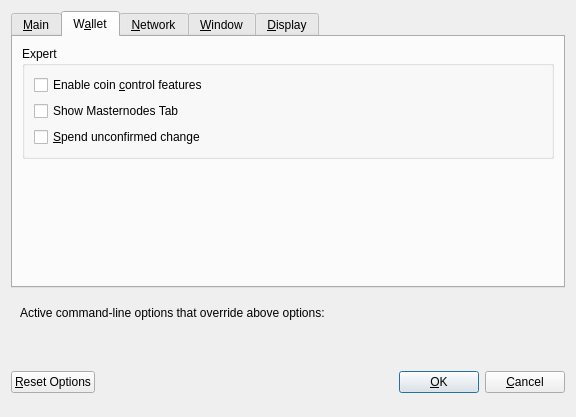
Qt form src/qt/forms/optionsdialog.ui (BareCrypto/bare-core) before a commit.
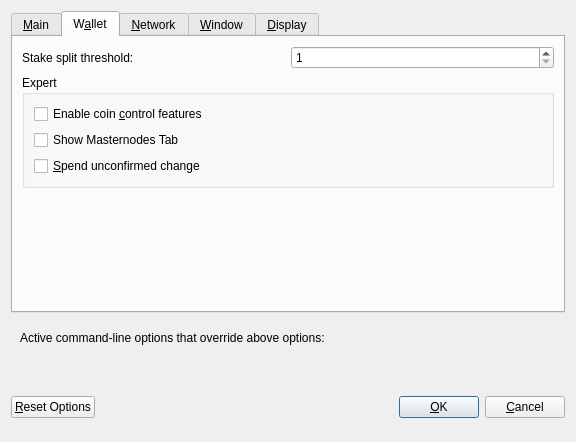
The same form after that commit. The open tabs and pages were chosen to show the change. Custom widgets are drawn as their Qt base class.

What changed in the file:
```diff
--- a/src/qt/forms/optionsdialog.ui
+++ b/src/qt/forms/optionsdialog.ui
@@ -7,7 +7,7 @@
     <x>0</x>
     <y>0</y>
     <width>576</width>
-    <height>417</height>
+    <height>442</height>
    </rect>
   </property>
   <property name="windowTitle">
@@ -137,6 +137,27 @@
        <string>W&amp;allet</string>
       </attribute>
       <layout class="QVBoxLayout" name="verticalLayout_Wallet">
+       <item>
+        <layout class="QHBoxLayout" name="horizontalLayout_2_Wallet">
+         <item>
+          <widget class="QLabel" name="labelStakeSplitThresholdText">
+           <property name="text">
+            <string>Stake split threshold:</string>
+           </property>
+          </widget>
+         </item>
+         <item>
+          <widget class="QSpinBox" name="spinBoxStakeSplitThreshold">
+           <property name="minimum">
+            <number>1</number>
+           </property>
+           <property name="maximum">
+            <number>999999</number>
+           </property>
+          </widget>
+         </item>
+        </layout>
+       </item>
        <item>
         <widget class="QGroupBox" name="groupBox">
          <property name="title">
```
Left out of the diff: 20 changed lines with no effect on the pictures.
